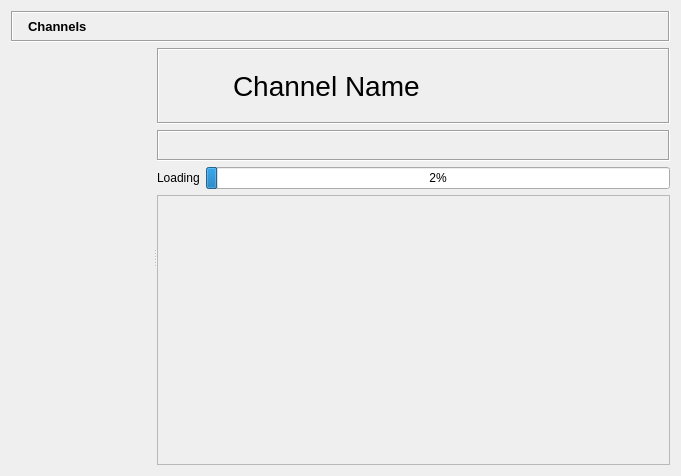
Above: retroshare-gui/src/gui/ChannelFeed.ui from RetroShare/RetroShare before the change. Below: the same form after it.
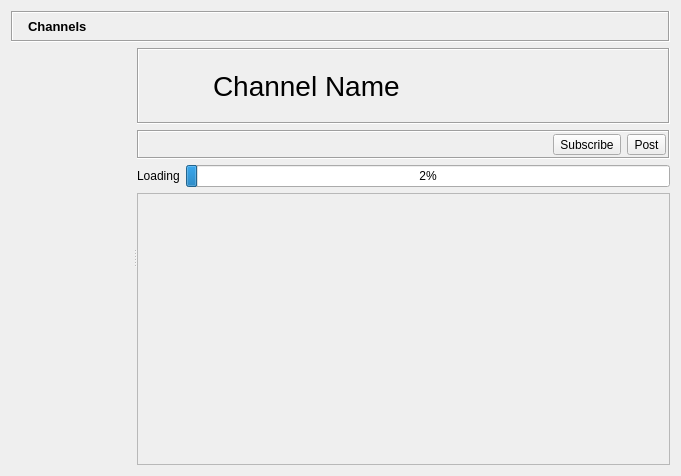
That is the form after the change. Icons and pictures are not drawn. Custom widgets are drawn as their Qt base class.

Commit message: Added back the Subscribe Button to Channels

What changed in the file:
```diff
--- a/retroshare-gui/src/gui/ChannelFeed.ui
+++ b/retroshare-gui/src/gui/ChannelFeed.ui
@@ -184,6 +184,29 @@
           <property name="margin">
            <number>2</number>
           </property>
+          <item>
+           <spacer name="horizontalSpacer">
+            <property name="orientation">
+             <enum>Qt::Horizontal</enum>
+            </property>
+            <property name="sizeHint" stdset="0">
+             <size>
+              <width>314</width>
+              <height>10</height>
+             </size>
+            </property>
+           </spacer>
+          </item>
+          <item>
+           <widget class="QToolButton" name="subscribeButton">
+            <property name="text">
+             <string>Subscribe</string>
+            </property>
+            <property name="toolButtonStyle">
+             <enum>Qt::ToolButtonTextBesideIcon</enum>
+            </property>
+           </widget>
+          </item>
           <item>
            <widget class="QToolButton" name="postButton">
             <property name="focusPolicy">
@@ -192,34 +215,27 @@
             <property name="toolTip">
              <string>Post to Channel</string>
             </property>
+            <property name="text">
+             <string>Post</string>
+            </property>
             <property name="icon">
              <iconset resource="images.qrc">
               <normaloff>:/images/mail_send.png</normaloff>:/images/mail_send.png</iconset>
             </property>
             <property name="iconSize">
              <size>
-              <width>32</width>
+              <width>16</width>
               <height>16</height>
              </size>
             </property>
+            <property name="toolButtonStyle">
+             <enum>Qt::ToolButtonTextBesideIcon</enum>
+            </property>
             <property name="autoRaise">
-             <bool>true</bool>
+             <bool>false</bool>
             </property>
            </widget>
           </item>
-          <item>
-           <spacer name="horizontalSpacer">
-            <property name="orientation">
-             <enum>Qt::Horizontal</enum>
-            </property>
-            <property name="sizeHint" stdset="0">
-             <size>
-              <width>314</width>
-              <height>10</height>
-             </size>
-            </property>
-           </spacer>
-          </item>
          </layout>
         </widget>
        </item>
```
Left out of the diff: 12 changed lines with no effect on the pictures. The commit also changes 2 other files.
